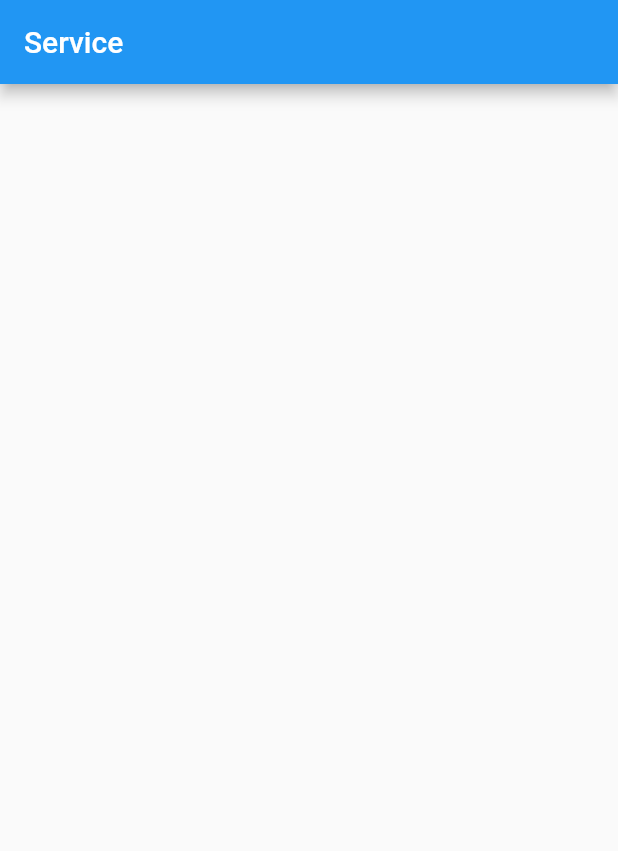
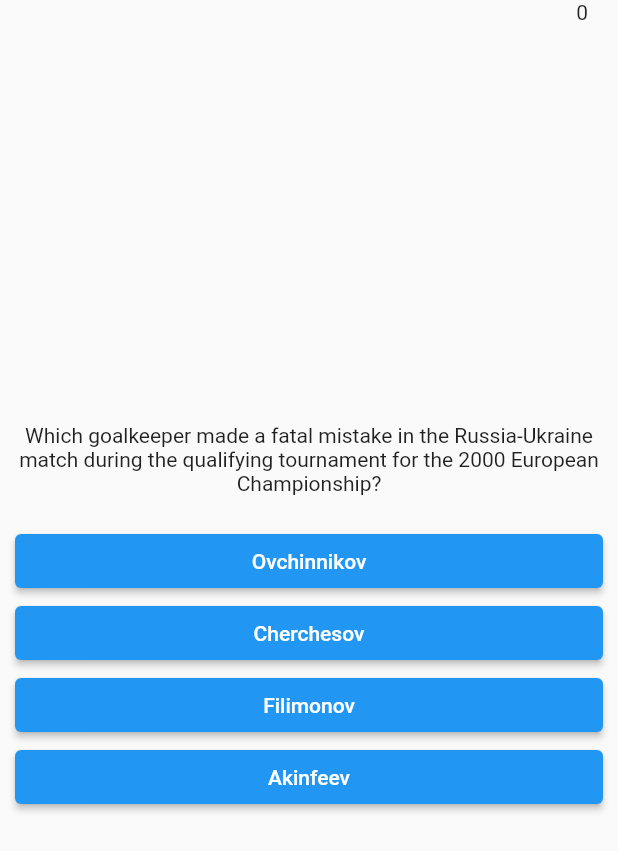
Before and after one commit to shittyday/vigilant_spork, a Flutter app: the screen it shows after launch, on a phone screen of 412 x 824 dp. Shown: the top 851 px of the screen. Run offline on Flutter 3.47's test engine with Material 2 defaults, Android fonts, the phone set to English and light mode, and no system bars; our stand-ins replace cached_network_image, device_info_plus, firebase_core, firebase_remote_config, flutter_secure_storage, internet_connection_checker and 1 more; accounts and stored records are empty.

Commit message:
Добавлены новости, добавлена игра квиз(осталось её дописать )

```diff
--- /dev/null
+++ b/lib/api/news/api.dart
@@ -0,0 +1,4 @@
+const apiUrl = 'newsapi.org';
+const v2 = '/v2/';
+const sportPath = 'sports';
+const everythingPath = 'everything';
--- /dev/null
+++ b/lib/api/news/model/quiz_data.dart
@@ -0,0 +1,57 @@
+class Question {
+  final String value;
+  final List<String> variants;
+  final List<bool> variantAnswers;
+  const Question({
+    required this.value,
+    required this.variantAnswers,
+    required this.variants,
+  });
+}
+
+final question = [
+  const Question(
+    value:
+        'Which player scored the fastest goal in World Cup history for any team?',
+    variantAnswers: [false, false, false, true],
+    variants: ['Spain', 'German', 'Italy', 'Turkey'],
+  ),
+  const Question(
+    value:
+        'Which goalkeeper made a fatal mistake in the Russia-Ukraine match during the qualifying tournament for the 2000 European Championship?',
+    variantAnswers: [false, false, true, false],
+    variants: ['Ovchinnikov', 'Cherchesov', 'Filimonov', 'Akinfeev'],
+  ),
+  const Question(
+    value: 'For which club did Fabio Cannavaro win the "Golden Ball" award?',
+    variantAnswers: [false, true, false, false],
+    variants: ['Juventus', 'Real Madrid', 'Inter', 'Milan'],
+  ),
+  const Question(
+    value: 'Who won the first FIFA World Cup?',
+    variantAnswers: [true, false, false, false],
+    variants: ['Uruguay', 'Brazil', 'England', 'Argentina'],
+  ),
+  const Question(
+    value: 'What is the weight of the lightest football boots?',
+    variantAnswers: [false, true, false, false],
+    variants: ['80 grams', '99 grams', '127 grams', '153 grams'],
+  ),
+  const Question(
+    value: 'Who is the most decorated football player in the world?',
+    variantAnswers: [false, false, false, true],
+    variants: ['Lionel Messi', 'Cristiano Ronaldo', 'Pele', 'Dani Alves'],
+  ),
+  const Question(
+    value:
+        'Guess the football player by his career? (Corinthians, Shakhtar, Anzhi, Chelsea)',
+    variantAnswers: [true, false, false, false],
+    variants: ['Willian', 'Fernandinho', 'Douglas Costa', 'David Luiz'],
+  ),
+  const Question(
+    value:
+        'How many minutes did Robert Lewandowski take to score the fastest hat-trick?',
+    variantAnswers: [false, false, true, false],
+    variants: ['7 minutes', '8 minutes', '9 minutes', '12 minutes'],
+  ),
+];
--- /dev/null
+++ b/lib/api/news/model/request.dart
@@ -0,0 +1,22 @@
+import 'package:vigilant_spork/api/news/model/sort_by.dart';
+
+class Request {
+  final String apiKey;
+  final String q;
+  final String? from;
+  final String? to;
+  final String language;
+  final SortBy sortBy;
+  final int pageSize;
+  final int page;
+  const Request({
+    required this.apiKey,
+    required this.q,
+    this.from,
+    this.language = 'en',
+    this.page = 1,
+    this.pageSize = 100,
+    this.sortBy = SortBy.publishedAt,
+    this.to,
+  });
+}
--- /dev/null
+++ b/lib/api/news/model/response.dart
@@ -0,0 +1,37 @@
+import 'package:vigilant_spork/api/news/model/status.dart';
+
+import 'article.dart';
+
+class Response {
+  final Status status;
+  final int totalResults;
+  final String? code;
+  final String? message;
+  final List<Article> articles;
+
+  const Response._({
+    this.code,
+    this.message,
+    required this.articles,
+    required this.status,
+    required this.totalResults,
+  });
+
+  factory Response.fromJson(Map<String, dynamic> json) {
+    return Response._(
+      articles: _mapListToArticleList(json['articles']),
+      status: Status.parseToEnum(json['status']),
+      totalResults: json['totalResults'],
+      code: json['code'],
+      message: json['message'],
+    );
+  }
+
+  static List<Article> _mapListToArticleList(List list) {
+    List<Article> articles = [];
+    for (final json in list) {
+      articles.add(Article.fromJson(json));
+    }
+    return articles;
+  }
+}
--- /dev/null
+++ b/lib/api/news/model/sort_by.dart
@@ -0,0 +1,5 @@
+enum SortBy{
+  relevancy,
+  popularity,
+  publishedAt
+}
--- /dev/null
+++ b/lib/api/news/repository/repository_interface.dart
@@ -0,0 +1,9 @@
+import 'package:vigilant_spork/api/news/model/request.dart';
+import 'package:vigilant_spork/api/news/model/response.dart';
+
+abstract class IRepository {
+  Future<Response> fetchEverything({
+    required Request request,
+  }) =>
+      throw UnimplementedError('fetchEverything not implemented');
+}
--- a/lib/page/app.dart
+++ b/lib/page/app.dart
@@ -1,6 +1,6 @@
 import 'package:firebase_remote_config/firebase_remote_config.dart';
 import 'package:flutter/material.dart';
-import 'package:vigilant_spork/page/service_page.dart';
+import 'package:vigilant_spork/page/service_pages/service_page.dart';
 import 'package:vigilant_spork/utils/condition.dart';
 import 'package:vigilant_spork/utils/database.dart';
 import 'package:vigilant_spork/utils/internet_check.dart';
--- a/lib/page/service_page.dart
+++ /dev/null
@@ -1,19 +0,0 @@
-import 'package:flutter/material.dart';
-
-class ServicePage extends StatefulWidget {
-  const ServicePage({super.key});
-
-  @override
-  State<ServicePage> createState() => _ServicePageState();
-}
-
-class _ServicePageState extends State<ServicePage> {
-  @override
-  Widget build(BuildContext context) {
-    return Scaffold(
-      appBar: AppBar(
-        title: const Text('Service'),
-      ),
-    );
-  }
-}
--- /dev/null
+++ b/lib/page/service_pages/quiz/service_quiz_page.dart
@@ -0,0 +1,69 @@
+import 'dart:async';
+
+import 'package:flutter/material.dart';
+import 'package:vigilant_spork/api/news/model/quiz_data.dart';
+import 'package:vigilant_spork/widgets/quiz_element.dart';
+
+class ServiceQuizPage extends StatefulWidget {
+  const ServiceQuizPage({super.key});
+
+  @override
+  State<ServiceQuizPage> createState() => _ServiceQuizPageState();
+}
+
+class _ServiceQuizPageState extends State<ServiceQuizPage> {
+  final controller = PageController();
+  final quiz = [...question]..shuffle();
+  int count = 0;
+  @override
+  void initState() {
+    super.initState();
+  }
+
+  @override
+  void dispose() {
+    controller.dispose();
+    super.dispose();
+  }
+
+  @override
+  Widget build(BuildContext context) {
+    return SafeArea(
+        child: Stack(
+      children: [
+        Align(
+          alignment: Alignment.topRight,
+          child: Padding(
+            padding: const EdgeInsets.only(right: 20),
+            child: Text('$count'),
+          ),
+        ),
+        PageView(
+          physics: const NeverScrollableScrollPhysics(),
+          controller: controller,
+          children: List.generate(
+              quiz.length,
+              (index) => QuizElement(
+                    onSucccess: () {
+                      setState(() {
+                        count++;
+                      });
+                    },
+                    question: quiz[index],
+                    onNextPage: () {
+                      Timer(
+                        const Duration(seconds: 5),
+                        () {
+                          controller.animateToPage(
+                              (controller.page?.toInt() ?? 0) + 1,
+                              duration: const Duration(milliseconds: 150),
+                              curve: Curves.elasticOut);
+                        },
+                      );
+                    },
+                  )),
+        )
+      ],
+    ));
+  }
+}
--- /dev/null
+++ b/lib/page/service_pages/service_page.dart
@@ -0,0 +1,68 @@
+import 'package:flutter/material.dart';
+import 'package:vigilant_spork/page/service_pages/quiz/service_quiz_page.dart';
+import 'package:vigilant_spork/utils/internet_check.dart';
+
+class ServicePage extends StatefulWidget {
+  const ServicePage({super.key});
+
+  @override
+  State<ServicePage> createState() => _ServicePageState();
+}
+
+class _ServicePageState extends State<ServicePage> {
+  bool loading = true;
+
+  bool connection = false;
+
+  static const _circularProgressKey = ValueKey('_circularProgressKey');
+  static const _serviceNewsKey = ValueKey('_serviceNewsKey');
+  static const _serviceQuizKey = ValueKey('_serviceQuizKey');
+
+  @override
+  void initState() {
+    super.initState();
+    checkInternet.then((value) {
+      if (!mounted) return;
+      setState(() {
+        connection = value;
+        loading = false;
+      });
+    }, onError: (e) {
+      if (!mounted) return;
+      setState(() {
+        loading = false;
+      });
+    });
+  }
+
+  @override
+  Widget build(BuildContext context) {
+    return Navigator(
+      onPopPage: (route, result) => route.didPop(result),
+      pages: [
+        if (loading)
+          const MaterialPage(
+              key: _circularProgressKey,
+              child: Center(
+                child: CircularProgressIndicator(),
+              ))
+        else if (connection)
+          const MaterialPage(
+            key: _serviceQuizKey,
+            child: ServiceQuizPage(),
+          )
+        // ),
+        // const MaterialPage(
+        //     key: _serviceNewsKey,
+        //     child: ServiceNewsPage(
+        //       repository: Repository(),
+        //     ))
+        else
+          const MaterialPage(
+            key: _serviceQuizKey,
+            child: ServiceQuizPage(),
+          ),
+      ],
+    );
+  }
+}
--- /dev/null
+++ b/lib/widgets/quiz_element.dart
@@ -0,0 +1,63 @@
+import 'package:flutter/material.dart';
+import 'package:vigilant_spork/api/news/model/quiz_data.dart';
+
+class QuizElement extends StatelessWidget {
+  final Question question;
+  final VoidCallback onNextPage;
+  final VoidCallback onSucccess;
+  const QuizElement({
+    super.key,
+    required this.question,
+    required this.onNextPage,
+    required this.onSucccess,
+  });
+
+  @override
+  Widget build(BuildContext context) {
+    return Column(
+      mainAxisAlignment: MainAxisAlignment.center,
+      crossAxisAlignment: CrossAxisAlignment.stretch,
+      children: [
+        Text(
+          question.value,
+          textAlign: TextAlign.center,
+        ),
+        const SizedBox(
+          height: 20,
+        ),
+        Padding(
+          padding: const EdgeInsets.symmetric(horizontal: 10),
+          child: ElevatedButton(
+            onPressed: () {
+              onSucccess();
+            },
+            child: Text(question.variants[0]),
+          ),
+        ),
+        Padding(
+          padding: const EdgeInsets.symmetric(horizontal: 10),
+          child: ElevatedButton(
+            onPressed: () {
+              onNextPage();
+            },
+            child: Text(question.variants[1]),
+          ),
+        ),
+        Padding(
+          padding: const EdgeInsets.symmetric(horizontal: 10),
+          child: ElevatedButton(
+            onPressed: () {},
+            child: Text(question.variants[2]),
+          ),
+        ),
+        Padding(
+          padding: const EdgeInsets.symmetric(horizontal: 10),
+          child: ElevatedButton(
+            onPressed: () {},
+            child: Text(question.variants[3]),
+          ),
+        ),
+      ],
+    );
+  }
+}
--- a/pubspec.yaml
+++ b/pubspec.yaml
@@ -7,6 +7,7 @@ environment:
   sdk: '>=2.19.2 <3.0.0'
 
 dependencies:
+  cached_network_image: ^3.2.3
   device_info_plus: ^8.1.0
   firebase_analytics: ^10.1.4
   firebase_core: ^2.7.0
@@ -14,7 +15,10 @@ dependencies:
   flutter:
     sdk: flutter
   flutter_secure_storage: ^8.0.0
+  http: ^0.13.5
   internet_connection_checker: ^1.0.0+1
+  intl: ^0.18.0
+  url_launcher: ^6.1.10
   webview_flutter: ^4.0.5
 
 dev_dependencies:
```
Also changed, not shown: lib/api/news/model/article.dart (added, +34 -0 lines), lib/api/news/model/source.dart (added, +12 -0 lines), lib/api/news/model/status.dart (added, +10 -0 lines), lib/api/news/repository/repository.dart (added, +41 -0 lines), lib/page/home.dart (+38 -7 lines), lib/page/service_pages/news/news.dart (added, +88 -0 lines), lib/page/service_pages/news/service_news_page.dart (added, +74 -0 lines), lib/widgets/article_element.dart (added, +85 -0 lines), pubspec.lock.
